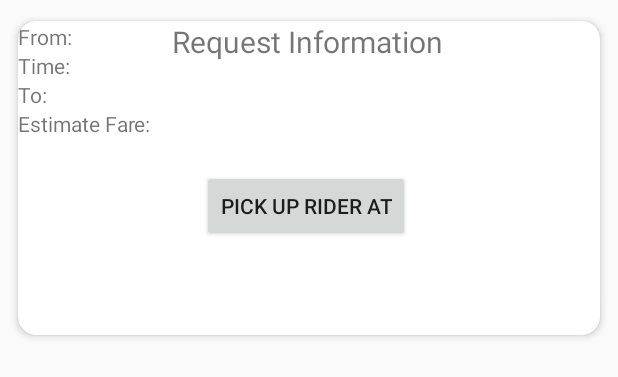
After one commit to CMPUT301W20T04/HopInNow, an Android app: the layout fragment_pick_rider_up.xml on its own in the app's theme, with its tools: preview values and no code run, on a phone screen of 412 x 824 dp. The commit adds this screen. Shown: the top 377 px of the screen. Run offline under Robolectric (Android 15) with nearby library versions, the phone set to English and light mode, and no system bars.

Commit message:
current request, dropoff and pickup

```diff
--- a/HopInNow/app/src/main/java/com/example/hopinnow/activities/TripDetailActivity.java
+++ b/HopInNow/app/src/main/java/com/example/hopinnow/activities/TripDetailActivity.java
@@ -1,5 +1,6 @@
 package com.example.hopinnow.activities;
 
+import android.content.Intent;
 import android.os.Bundle;
 import android.widget.TextView;
 
@@ -22,6 +23,8 @@ public class TripDetailActivity extends AppCompatActivity {
     private LatLng pickUpLoc;
     private LatLng dropOffLoc;
     private int position;
+    private TextView rating;
+    private TextView cost;
 
     @Override
     protected void onCreate(Bundle savedInstanceState) {
@@ -31,18 +34,30 @@ public class TripDetailActivity extends AppCompatActivity {
         riderName = findViewById(R.id.riderName);
         pickUpLocation = findViewById(R.id.pickupLoc);
         dropOffLocation = findViewById(R.id.dropoffLocation);
+        rating = findViewById(R.id.rating);
+        cost = findViewById(R.id.cost);
+        //get the key
+        Intent intent = getIntent();
+        //String search_key = intent.getExtras().getString("key");
 
 
-        //Intent intent = ;
-        //trip = (Trip)intent.getSerializableExtra("trip");
+        //function that get the certain trip from the database
 
-        //driver = (Driver)intent.getSerializableExtra("driver");
-        //position = intent.getIntExtra("trip_index",0);
-        //rider = (Rider) intent.getSerializableExtra("rider");
-       // driverName.setText(driver.getName());
-        //riderName.setText(rider.getName());
-        //pickUpLocation.setText(trip.getPickUpLocName());
-       // dropOffLocation.setText(trip.getDropOffLocName());
+        //now set the view
+        driverName.setText(trip.getDriver().getName());
+        riderName.setText(trip.getRider().getName());
+        pickUpLocation.setText(trip.getPickUpLoc().toString());
+        dropOffLocation.setText(trip.getDropOffLoc().toString());
+        rating.setText(trip.getRating().toString());
+        cost.setText(trip.getCost().toString());
+
+
+
+
+
+
+
+
 
 
     }
--- a/HopInNow/app/src/main/res/layout/activity_trip_detail.xml
+++ b/HopInNow/app/src/main/res/layout/activity_trip_detail.xml
@@ -6,6 +6,13 @@
     android:layout_width="match_parent"
     android:layout_height="match_parent"
     android:orientation="vertical">
+
+    <androidx.constraintlayout.widget.Guideline
+        android:id="@+id/guideline"
+        android:layout_width="wrap_content"
+        android:layout_height="wrap_content"
+        android:orientation="horizontal"
+        app:layout_constraintGuide_begin="56dp" />
 
     <TextView
         android:id="@+id/TripTitle"
@@ -71,24 +78,29 @@
         app:layout_constraintStart_toStartOf="parent"
         app:layout_constraintTop_toBottomOf="@+id/pickupLoc" />
 
-    <androidx.constraintlayout.widget.Guideline
-        android:id="@+id/guideline"
-        android:layout_width="wrap_content"
-        android:layout_height="wrap_content"
-        android:orientation="horizontal"
-        app:layout_constraintGuide_begin="56dp" />
-
     <TextView
-        android:id="@+id/textView"
+        android:id="@+id/cost"
         android:layout_width="wrap_content"
         android:layout_height="wrap_content"
         android:layout_marginStart="175dp"
         android:layout_marginTop="36dp"
         android:layout_marginEnd="177dp"
-        android:text="TextView"
+        android:text="Cost:"
         app:layout_constraintEnd_toEndOf="parent"
-        app:layout_constraintHorizontal_bias="1.0"
+        app:layout_constraintHorizontal_bias="0.538"
         app:layout_constraintStart_toStartOf="parent"
         app:layout_constraintTop_toBottomOf="@+id/dropoffLocation" />
 
+    <TextView
+        android:id="@+id/rating"
+        android:layout_width="wrap_content"
+        android:layout_height="wrap_content"
+        android:layout_marginStart="183dp"
+        android:layout_marginTop="30dp"
+        android:layout_marginEnd="184dp"
+        android:text="Rating:"
+        app:layout_constraintEnd_toEndOf="parent"
+        app:layout_constraintStart_toStartOf="parent"
+        app:layout_constraintTop_toBottomOf="@+id/cost" />
+
 </androidx.constraintlayout.widget.ConstraintLayout>
--- /dev/null
+++ b/HopInNow/app/src/main/res/layout/fragment_pick_rider_up.xml
@@ -0,0 +1,107 @@
+<?xml version="1.0" encoding="utf-8"?>
+<androidx.cardview.widget.CardView xmlns:android="http://schemas.android.com/apk/res/android"
+    xmlns:app="http://schemas.android.com/apk/res-auto"
+    xmlns:tools="http://schemas.android.com/tools"
+    android:layout_width="match_parent"
+    android:layout_height="wrap_content"
+    android:layout_margin="5dp"
+    app:cardCornerRadius="12dp"
+    app:cardElevation="3dp"
+    app:cardUseCompatPadding="true">
+
+    <androidx.constraintlayout.widget.ConstraintLayout
+        android:layout_width="386dp"
+        android:layout_height="209dp">
+
+        <TextView
+            android:id="@+id/RequestInfoText"
+            android:layout_width="match_parent"
+            android:layout_height="wrap_content"
+            android:text="Request Information"
+            android:textAlignment="center"
+            android:textSize="20sp"
+            app:layout_constraintEnd_toEndOf="parent"
+            app:layout_constraintStart_toStartOf="parent"
+            app:layout_constraintTop_toTopOf="parent" />
+
+        <Button
+            android:id="@+id/PickUpRiderButton"
+            android:layout_width="wrap_content"
+            android:layout_height="wrap_content"
+            android:layout_marginStart="122dp"
+            android:layout_marginTop="20dp"
+            android:layout_marginEnd="124dp"
+            android:text="Pick Up Rider At"
+            app:layout_constraintEnd_toEndOf="parent"
+            app:layout_constraintStart_toStartOf="parent"
+            app:layout_constraintTop_toBottomOf="@+id/linearLayout" />
+
+        <Button
+            android:id="@+id/dropOffRiderButton"
+            android:layout_width="157dp"
+            android:layout_height="50dp"
+            android:layout_marginStart="28dp"
+            android:layout_marginBottom="24dp"
+            android:text="Drop Off Rider At"
+            android:visibility="invisible"
+            app:layout_constraintBottom_toBottomOf="parent"
+            app:layout_constraintStart_toStartOf="parent" />
+
+        <Button
+            android:id="@+id/EmergencyCall"
+            android:layout_width="wrap_content"
+            android:layout_height="wrap_content"
+            android:layout_marginEnd="28dp"
+            android:layout_marginBottom="24dp"
+            android:text="EMERGENCY CALL"
+            android:visibility="invisible"
+            app:layout_constraintBottom_toBottomOf="parent"
+            app:layout_constraintEnd_toEndOf="parent" />
+
+        <LinearLayout
+            android:id="@+id/linearLayout"
+            android:layout_width="103dp"
+            android:layout_height="79dp"
+            android:layout_margin="8dp"
+            android:gravity="center"
+            android:orientation="vertical"
+            tools:layout_editor_absoluteX="130dp"
+            tools:layout_editor_absoluteY="37dp">
+
+
+            <TextView
+                android:id="@+id/requestFromText"
+                android:layout_width="match_parent"
+                android:layout_height="wrap_content"
+                android:text="From:" />
+
+            <TextView
+                android:id="@+id/timeText"
+                android:layout_width="match_parent"
+                android:layout_height="wrap_content"
+                android:text="Time:"
+                tools:layout_editor_absoluteX="130dp"
+                tools:layout_editor_absoluteY="37dp" />
+
+            <TextView
+                android:id="@+id/requestToText"
+                android:layout_width="match_parent"
+                android:layout_height="wrap_content"
+                android:text="To:"
+                tools:layout_editor_absoluteX="130dp"
+                tools:layout_editor_absoluteY="75dp" />
+
+            <TextView
+                android:id="@+id/costText"
+                android:layout_width="match_parent"
+                android:layout_height="wrap_content"
+                android:text="Estimate Fare:"
+                tools:layout_editor_absoluteX="130dp"
+                tools:layout_editor_absoluteY="94dp" />
+
+        </LinearLayout>
+
+    </androidx.constraintlayout.widget.ConstraintLayout>
+
+
+</androidx.cardview.widget.CardView>
```
